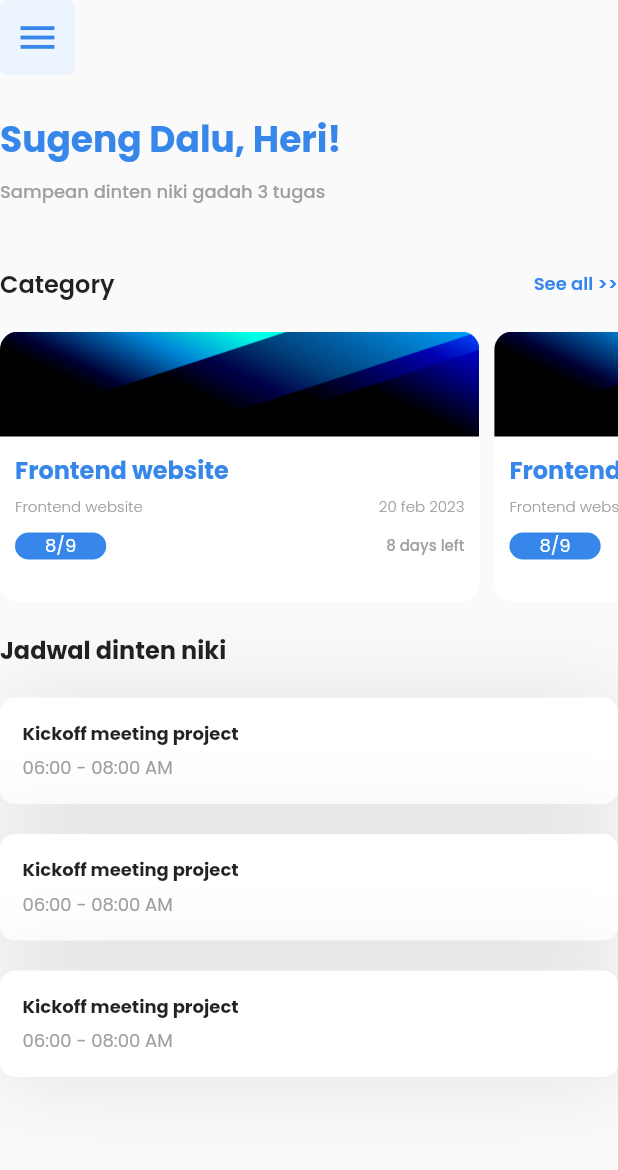
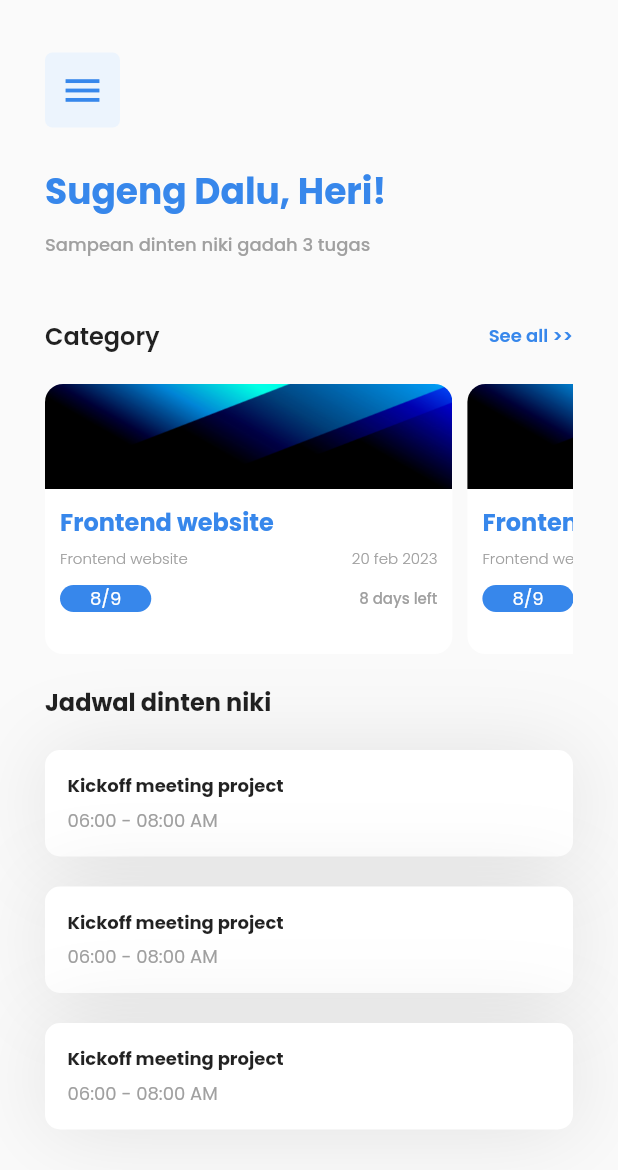
Before and after one commit to Herisetyawan123/hodos-mobile, a Flutter app: the HomeScreen widget shown alone on an empty page, opened directly, on a phone screen of 412 x 824 dp. Shown: the top 1170 px of the screen. Run offline on Flutter 3.47's test engine with Material 2 defaults, Android fonts, the phone set to English and light mode, and no system bars; drawn by our look-alikes of carousel_slider; our stand-ins replace google_fonts.

Commit message:
fix: error screen in navigation and home screen

```diff
--- a/lib/src/pages/main/app.dart
+++ b/lib/src/pages/main/app.dart
@@ -24,11 +24,7 @@ class _MainPageState extends State<MainPage> {
   @override
   Widget build(BuildContext context) {
     return Scaffold(
-      body: SingleChildScrollView(
-        child: MyTheme.container(
-          content: pages[number],
-        ),
-      ),
+      body: pages[number],
       bottomNavigationBar: BottomNavigationBar(
         currentIndex: number,
         type: BottomNavigationBarType.fixed,
--- a/lib/src/pages/main/screens/home/home_screen.dart
+++ b/lib/src/pages/main/screens/home/home_screen.dart
@@ -9,7 +9,9 @@ class HomeScreen extends StatelessWidget {
 
   @override
   Widget build(BuildContext context) {
-    return Column(
+    return SingleChildScrollView(
+      child: MyTheme.container(
+        content: Column(
           crossAxisAlignment: CrossAxisAlignment.start,
           children: [
             const BtnMenu(),
@@ -78,6 +80,8 @@ class HomeScreen extends StatelessWidget {
             const BoxTask(),
             // const BoxTask()
           ],
+        ),
+      ),
     );
   }
 }
```
Lines whose indentation alone changed are shown as unchanged.
